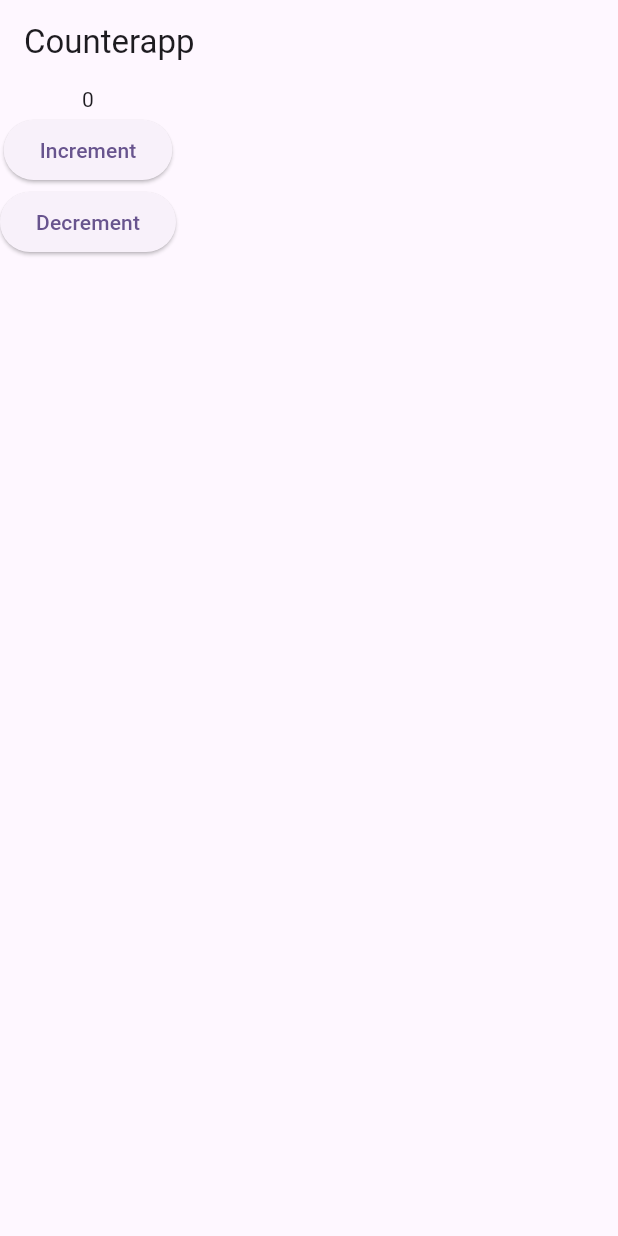
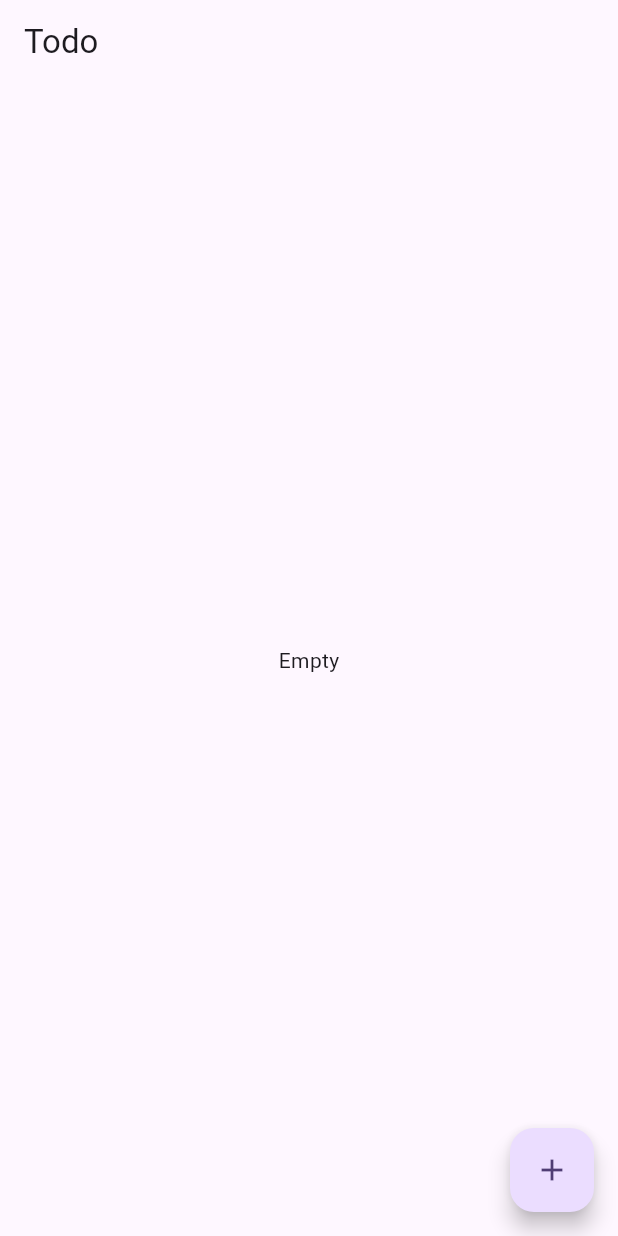
Before and after one commit to bipin24746/bloc_learning, a Flutter app: the screen it shows after launch, on a phone screen of 412 x 824 dp. Run offline on Flutter 3.47's test engine with Material 3 defaults, Android fonts, the phone set to English and light mode, and no system bars; our stand-ins replace bloc, equatable, flutter_bloc.

```diff
--- a/lib/bloc/counter_bloc.dart
+++ b/lib/bloc/counter_bloc/counter_bloc.dart
@@ -1,6 +1,7 @@
 import 'package:bloc/bloc.dart';
-import 'package:bloc_learning/bloc/counter_event.dart';
-import 'package:bloc_learning/bloc/counter_state.dart';
+import 'package:bloc_learning/bloc/counter_bloc/counter_event.dart';
+import 'package:bloc_learning/bloc/counter_bloc/counter_state.dart';
+
 
 class CounterBloc extends Bloc<CounterEvent,CounterState>{
   CounterBloc():super(CounterState()){
--- /dev/null
+++ b/lib/bloc/switch_example/switch_bloc.dart
@@ -0,0 +1,20 @@
+import 'package:bloc_learning/bloc/switch_example/switch_event.dart';
+import 'package:bloc_learning/bloc/switch_example/switch_state.dart';
+import 'package:flutter_bloc/flutter_bloc.dart';
+
+class SwitchBloc extends Bloc<SwitchEvents, SwitchStates> {
+  SwitchBloc() : super(SwitchStates()) {
+    on<EnableorDisableNotification>(_enableDisable);
+    on<SliderEvent>(_updateSlider);
+  }
+
+  void _enableDisable(EnableorDisableNotification event, Emitter<SwitchStates> emit) {
+    // Toggle the switch state
+    emit(state.copyWith(isSwitch: !state.isSwitch));
+  }
+
+  void _updateSlider(SliderEvent event, Emitter<SwitchStates> emit) {
+    // Update the slider value
+    emit(state.copyWith(slider: event.sliderValue));
+  }
+}
--- /dev/null
+++ b/lib/bloc/switch_example/switch_event.dart
@@ -0,0 +1,16 @@
+import 'package:equatable/equatable.dart';
+
+abstract class SwitchEvents extends Equatable{
+  SwitchEvents();
+  @override
+  // TODO: implement props
+  List<Object?> get props => [];
+
+}
+
+class EnableorDisableNotification extends SwitchEvents{}
+
+class SliderEvent extends SwitchEvents{
+  final double sliderValue;
+  SliderEvent(this.sliderValue);
+}
--- /dev/null
+++ b/lib/bloc/switch_example/switch_state.dart
@@ -0,0 +1,22 @@
+import 'package:equatable/equatable.dart';
+
+class SwitchStates extends Equatable{
+  bool isSwitch;
+  double slider;
+  SwitchStates({
+    this.slider = 1.0,
+    this.isSwitch = false});
+
+  SwitchStates copyWith({bool? isSwitch,double? slider}){
+    return SwitchStates(
+      isSwitch: isSwitch ?? this.isSwitch,
+      slider : slider ?? this.slider,
+    );
+  }
+
+  @override
+  // TODO: implement props
+  List<Object?> get props => [isSwitch,slider];
+
+
+}
--- /dev/null
+++ b/lib/bloc/todo_bloc/to_do_bloc.dart
@@ -0,0 +1,24 @@
+import 'package:bloc_learning/bloc/todo_bloc/to_do_event.dart';
+import 'package:bloc_learning/bloc/todo_bloc/to_do_state.dart';
+import 'package:flutter_bloc/flutter_bloc.dart';
+
+class ToDoBloc extends Bloc<ToDoEvents, ToDoState> {
+  final List<String> todosList = [];
+  ToDoBloc() : super(const ToDoState()) {
+    on<AddTodoEvent>(_todoTask);
+    on<RemoveTodoEvent>(_todoRemove);
+  }
+  void _todoTask(AddTodoEvent events, Emitter<ToDoState> emit) {
+    todosList.add(events.task);
+    emit(
+      state.copyWith(
+        todosList: List.from(todosList),
+      ),
+    );
+  }
+
+  void _todoRemove(RemoveTodoEvent events, Emitter<ToDoState> emit) {
+    todosList.remove(events.task);
+    emit(state.copyWith(todosList: List.from(todosList)));
+  }
+}
--- /dev/null
+++ b/lib/bloc/todo_bloc/to_do_event.dart
@@ -0,0 +1,20 @@
+import 'package:equatable/equatable.dart';
+
+abstract class ToDoEvents extends Equatable{
+  const ToDoEvents();
+}
+class AddTodoEvent extends ToDoEvents{
+  final String task;
+  const AddTodoEvent({required this.task});
+  @override
+  // TODO: implement props
+  List<Object?> get props => [task];
+}
+class RemoveTodoEvent extends ToDoEvents{
+
+  final Object task;
+  const RemoveTodoEvent({required this.task});
+  @override
+  // TODO: implement props
+  List<Object?> get props => [task];
+}
--- /dev/null
+++ b/lib/bloc/todo_bloc/to_do_state.dart
@@ -0,0 +1,19 @@
+import 'package:equatable/equatable.dart';
+
+class ToDoState extends Equatable{
+
+final List<String> todosList;
+const ToDoState({this.todosList = const []});
+
+ToDoState copyWith({List<String>? todosList}){
+  return ToDoState(
+    todosList: todosList ?? this.todosList
+  );
+
+}
+  @override
+  // TODO: implement props
+  List<Object?> get props => [todosList];
+
+
+}
--- a/lib/main.dart
+++ b/lib/main.dart
@@ -1,31 +1,39 @@
-
 import 'package:bloc/bloc.dart';
-import 'package:bloc_learning/bloc/counter_bloc.dart';
-import 'package:bloc_learning/ui/counter_screen.dart';
+import 'package:bloc_learning/bloc/counter_bloc/counter_bloc.dart';
+import 'package:bloc_learning/bloc/switch_example/switch_bloc.dart';
+import 'package:bloc_learning/bloc/todo_bloc/to_do_bloc.dart';
+import 'package:bloc_learning/ui/counter/counter_screen.dart';
+import 'package:bloc_learning/ui/switch/switch_example_screen.dart';
+import 'package:bloc_learning/ui/todo/to_do.dart';
 import 'package:flutter/material.dart';
 import 'package:flutter_bloc/flutter_bloc.dart';
 
-
 void main() {
-  runApp(const MyApp());
+  runApp(
+    const MyApp(),
+  );
 }
 
 class MyApp extends StatelessWidget {
   const MyApp({super.key});
 
-  // This widget is the root of your application.
   @override
   Widget build(BuildContext context) {
-    return
-      BlocProvider(create: (_)=>CounterBloc(),child: MaterialApp(
-        title: 'Flutter Demo',
-        theme: ThemeData(
-
-          colorScheme: ColorScheme.fromSeed(seedColor: Colors.deepPurple),
-          useMaterial3: true,
-        ),
-        home: CounterScreen(),
-      ),);
-
+    return MaterialApp(
+      title: 'Flutter Demo',
+      theme: ThemeData(
+        colorScheme: ColorScheme.fromSeed(seedColor: Colors.deepPurple),
+        useMaterial3: true,
+      ),
+      home: MultiBlocProvider(
+        providers: [
+          BlocProvider(create: (_) => SwitchBloc()), // Provide SwitchBloc
+          BlocProvider(create: (_) => CounterBloc()), // Provide CounterBloc
+          BlocProvider(create: (_) => ToDoBloc())
+        ],
+        child:
+            ToDoApp(), // You can switch between this and CounterScreen
+      ),
+    );
   }
 }
--- /dev/null
+++ b/lib/ui/todo/to_do.dart
@@ -0,0 +1,62 @@
+import 'package:bloc_learning/bloc/todo_bloc/to_do_bloc.dart';
+import 'package:bloc_learning/bloc/todo_bloc/to_do_event.dart';
+import 'package:bloc_learning/bloc/todo_bloc/to_do_state.dart';
+import 'package:flutter/material.dart';
+import 'package:flutter_bloc/flutter_bloc.dart';
+
+class ToDoApp extends StatefulWidget {
+  const ToDoApp({super.key});
+
+  @override
+  State<ToDoApp> createState() => _ToDoAppState();
+}
+
+class _ToDoAppState extends State<ToDoApp> {
+  @override
+  Widget build(BuildContext context) {
+    return Scaffold(
+      appBar: AppBar(
+        title: Text("Todo"),
+      ),
+      body: BlocBuilder<ToDoBloc, ToDoState>(
+        builder: (context, state) {
+          if (state.todosList.isEmpty) {
+            return Center(
+              child: Text("Empty"),
+            );
+          } else if (state.todosList.isNotEmpty) {
+            return ListView.builder(
+              itemCount: state.todosList.length,
+              itemBuilder: (context, index) {
+                return ListTile(
+                  title: Text(state.todosList[index]),
+                  trailing: IconButton(
+                    icon: const Icon(Icons.delete),
+                    onPressed: () {
+                      context
+                          .read<ToDoBloc>()
+                          .add(RemoveTodoEvent(task: state.todosList[index]));
+                    },
+                  ),
+                );
+              },
+            );
+          } else {
+            return const SizedBox();
+          }
+        },
+      ),
+      floatingActionButton: FloatingActionButton(
+        onPressed: () {
+          List<String> newTasks = [];
+          for (int i = 0; i < 5; i++) {
+            context
+                .read<ToDoBloc>()
+                .add(AddTodoEvent(task: 'Task: ' + i.toString()));
+          }
+        },
+        child: const Icon(Icons.add),
+      ),
+    );
+  }
+}
```
Also changed, not shown: lib/ui/counter/counter_screen.dart (renamed from lib/ui/counter_screen.dart, +4 -3 lines), lib/ui/switch/switch_example_screen.dart (added, +70 -0 lines), lib/bloc/counter_bloc/counter_event.dart (renamed from lib/bloc/counter_event.dart), lib/bloc/counter_bloc/counter_state.dart (renamed from lib/bloc/counter_state.dart).
